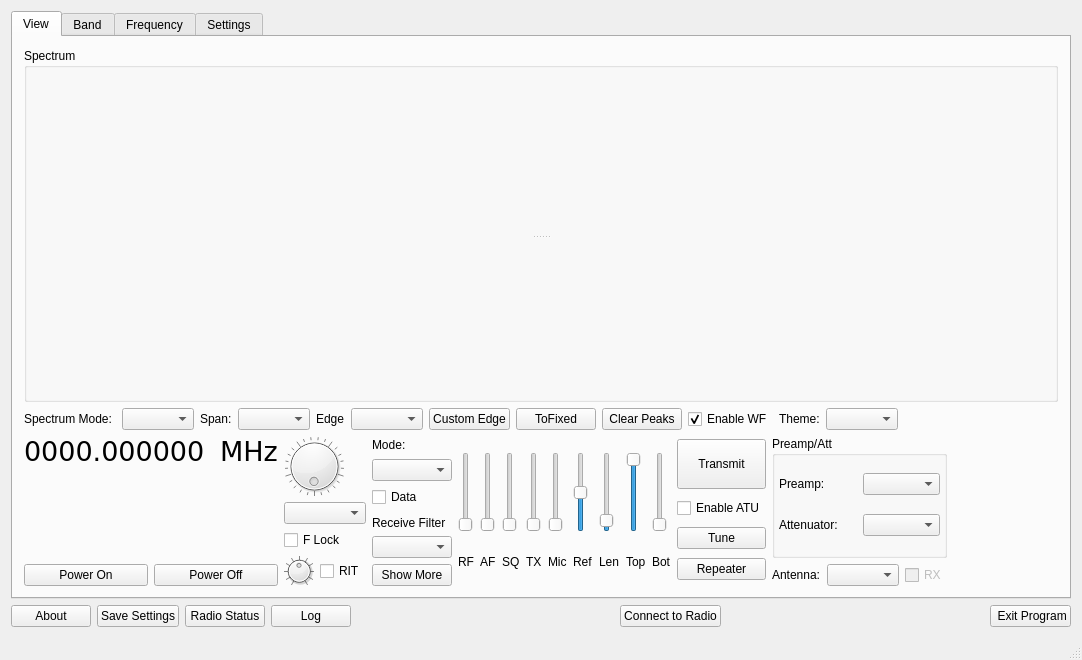
Before: the Qt Designer form wfmain.ui in adecarolis/wfweb, drawn with Qt 5.
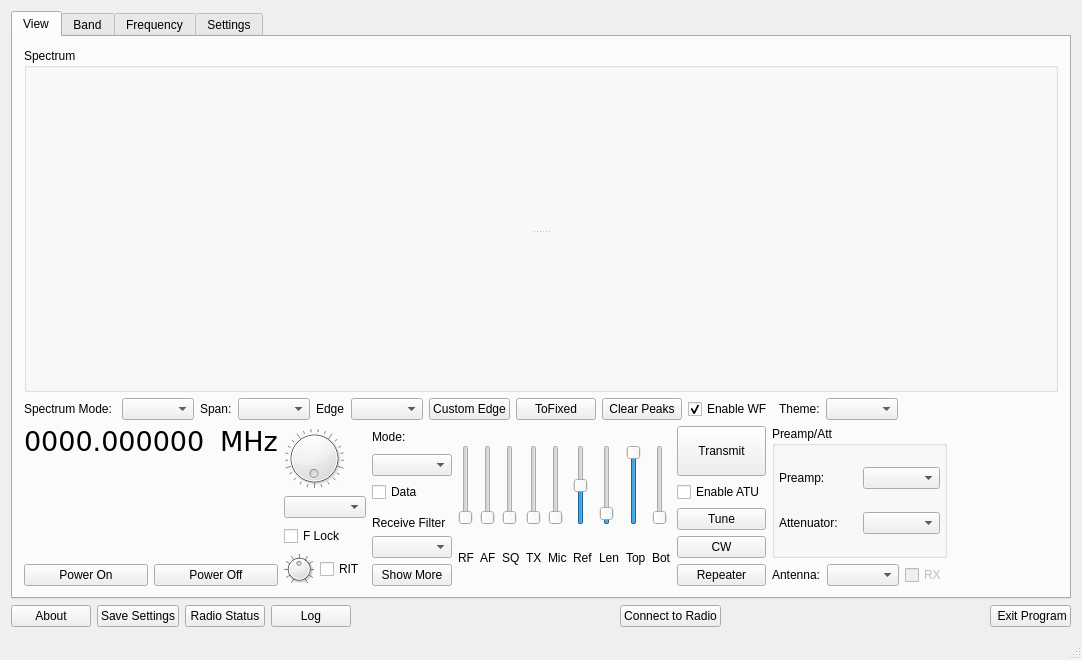
After: the same form once the commit is applied. The open tabs and pages were chosen to show the change. Custom widgets are drawn as their Qt base class.

Commit message: Added read/write for break in mode and key speed. Macro buttons working although not saved.

The edit to the form file:
```diff
--- a/wfmain.ui
+++ b/wfmain.ui
@@ -1041,6 +1041,13 @@
               </property>
              </widget>
             </item>
+            <item>
+             <widget class="QPushButton" name="cwButton">
+              <property name="text">
+               <string>CW</string>
+              </property>
+             </widget>
+            </item>
             <item>
              <widget class="QPushButton" name="rptSetupBtn">
               <property name="toolTip">
```
Left out of the diff: 4 changed lines with no effect on the pictures. The commit also changes 7 other files.
